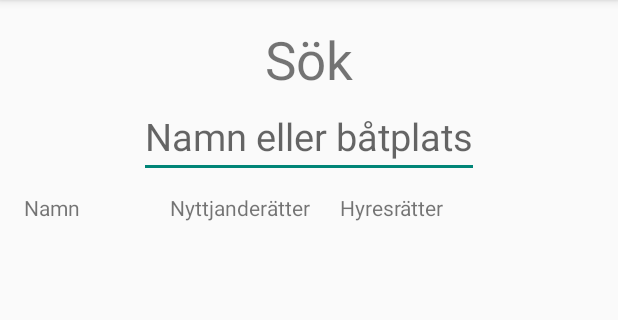
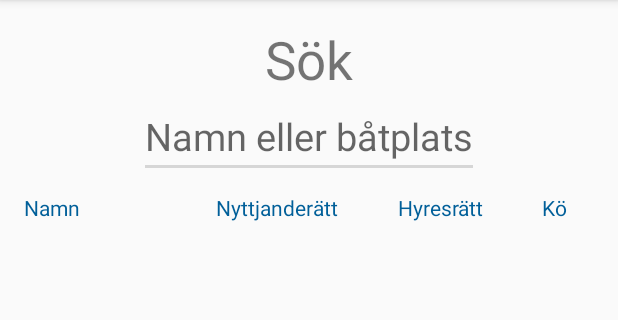
Before and after one commit to andreaspegelow/PortluxPocket, an Android app: the screen it shows after launch (SearchActivity), on a phone screen of 412 x 824 dp, the part 84-404 px from its top. Run offline under Robolectric (Android 15) with nearby library versions, the phone set to English and light mode, and no system bars; our stand-ins replace Volley; network calls fail.

Commit message:
Created the list layout for user

```diff
--- a/PortluxPocket/app/src/main/res/layout/activity_search.xml
+++ b/PortluxPocket/app/src/main/res/layout/activity_search.xml
@@ -22,26 +22,43 @@
         android:layout_height="wrap_content"
         android:layout_gravity="center_horizontal"
         android:hint="@string/searchHint"
-        android:textSize="25sp" />
+        android:textSize="25sp"
+        android:imeOptions="actionDone"
+        android:singleLine="true"/>
+
     <LinearLayout
-        android:layout_width="wrap_content"
+        android:layout_width="match_parent"
         android:layout_height="wrap_content"
         android:orientation="horizontal"
         android:layout_marginTop="10dp">
         <TextView
-            android:layout_width="wrap_content"
+            android:layout_width="0dp"
+            android:textColor="@color/searchTitles"
             android:layout_height="wrap_content"
-            android:text="@string/name"/>
+            android:text="@string/name"
+            android:layout_weight="1.5"/>
         <TextView
-            android:layout_marginLeft="60dp"
-            android:layout_width="wrap_content"
+            android:textColor="@color/searchTitles"
+            android:layout_width="0dp"
             android:layout_height="wrap_content"
-            android:text="@string/OwnershipTitle"/>
+            android:text="@string/OwnershipTitle"
+            android:layout_weight="1.3"/>
         <TextView
-            android:layout_marginLeft="20dp"
-            android:layout_width="wrap_content"
+            android:textColor="@color/searchTitles"
+            android:layout_marginLeft="10dp"
+            android:layout_width="0dp"
             android:layout_height="wrap_content"
-            android:text="@string/TenancyTitle"/>
+            android:text="@string/TenancyTitle"
+            android:layout_weight="1"
+            />
+        <TextView
+            android:textColor="@color/searchTitles"
+            android:layout_marginLeft="10dp"
+            android:layout_width="0dp"
+            android:layout_height="wrap_content"
+            android:text="@string/QueueTitle"
+            android:layout_weight="0.4"
+            />
     </LinearLayout>
 
 
--- /dev/null
+++ b/PortluxPocket/app/src/main/res/values/colors.xml
@@ -0,0 +1,5 @@
+<?xml version="1.0" encoding="utf-8"?>
+<resources>
+    <color name="searchTitles">#005f99</color>
+    <color name="editTextColor">#d6d6d6</color>
+</resources>
--- a/PortluxPocket/app/src/main/res/values/strings.xml
+++ b/PortluxPocket/app/src/main/res/values/strings.xml
@@ -19,6 +19,8 @@
     <string name="setMember">Nej</string>
     <string name="rowBerthsOwnership">A2, B43, ...</string>
     <string name="rowBerthsTenacy">A43, K7, ...</string>
-    <string name="TenancyTitle">Hyresrätter</string>
-    <string name="OwnershipTitle">Nyttjanderätter</string>
+    <string name="TenancyTitle">Hyresrätt</string>
+    <string name="OwnershipTitle">Nyttjanderätt</string>
+    <string name="rowQueue">4+</string>
+    <string name="QueueTitle">Kö</string>
 </resources>
--- a/PortluxPocket/app/src/main/res/values/styles.xml
+++ b/PortluxPocket/app/src/main/res/values/styles.xml
@@ -3,6 +3,12 @@
     <!-- Base application theme. -->
     <style name="AppTheme" parent="Theme.AppCompat.Light.DarkActionBar">
         <!-- Customize your theme here. -->
+        <item name="colorControlNormal">@color/editTextColor</item>
+        <item name="colorControlActivated">@color/editTextColor</item>
+        <item name="colorControlHighlight">@color/editTextColor</item>
     </style>
 
+
+
+
 </resources>
```
Also changed, not shown: PortluxPocket/app/src/main/java/com/portlux/portluxpocket/SearchListAdapter.java (+21 -8 lines), PortluxPocket/app/src/main/res/layout/rowuser.xml (+43 -11 lines).
